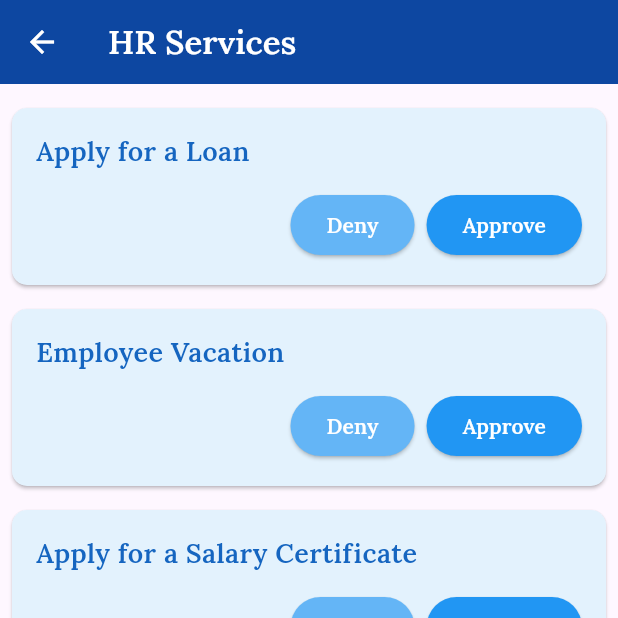
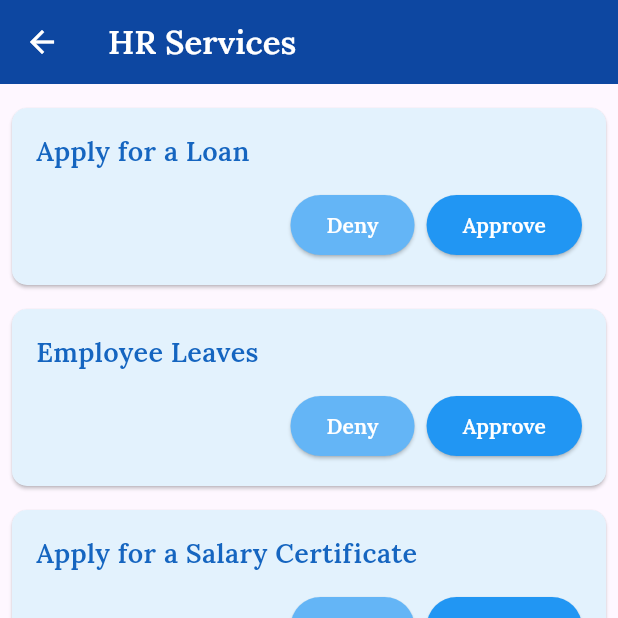
Before and after one commit to Eng-Batol/tasky, a Flutter app: the screen it shows after launch, after a tap on "Go to HR Page", on a phone screen of 412 x 824 dp, the top half of it. Run offline on Flutter 3.47's test engine with Material 3 defaults, Android fonts, the phone set to English and light mode, and no system bars; our stand-ins replace google_fonts.

Commit message:
change the employ vication to Employee leaves and add the manger page

```diff
--- a/lib/main.dart
+++ b/lib/main.dart
@@ -1,14 +1,22 @@
+// lib/main.dart
 import 'package:flutter/material.dart';
+import 'package:google_fonts/google_fonts.dart';
+import 'package:tasky/page/HRPage.dart';
+import 'package:tasky/page/ManagerPage.dart';
 
-import 'package:tasky/page/HRPage.dart'; // Ensure the correct import path
-import 'package:google_fonts/google_fonts.dart';
 
-void main() => runApp(MyApp());
+void main() {
+  runApp(MyApp());
+}
 
 class MyApp extends StatelessWidget {
   @override
   Widget build(BuildContext context) {
     return MaterialApp(
+      title: 'Tasky',
+      theme: ThemeData(
+        primarySwatch: Colors.blue,
+      ),
       home: HomePage(),
     );
   }
@@ -22,14 +30,31 @@ class HomePage extends StatelessWidget {
         title: Text('Home Page'),
       ),
       body: Center(
-        child: ElevatedButton(
+        child: Column(
+          mainAxisAlignment: MainAxisAlignment.center,
+          children: [
+            ElevatedButton(
               onPressed: () {
+                // Navigate to HR Page
                 Navigator.push(
                   context,
-              MaterialPageRoute(builder: (context) => HRPage()), // Updated to HRPage
+                  MaterialPageRoute(builder: (context) => HRPage()),
                 );
               },
               child: Text('Go to HR Page'),
+            ),
+            SizedBox(height: 16),
+            ElevatedButton(
+              onPressed: () {
+                // Navigate to Manager Page
+                Navigator.push(
+                  context,
+                  MaterialPageRoute(builder: (context) => ManagerPage()),
+                );
+              },
+              child: Text('Go to Manager Page'),
+            ),
+          ],
         ),
       ),
     );
--- a/lib/page/HRPage.dart
+++ b/lib/page/HRPage.dart
@@ -29,7 +29,7 @@ class HRPage extends StatelessWidget {
           child: Column( // Change from ListView to Column for scrollable cards
             children: [
               _buildHrCard('Apply for a Loan'),
-              _buildHrCard('Employee Vacation'),
+              _buildHrCard('Employee Leaves'),
               _buildHrCard('Apply for a Salary Certificate'),
               _buildHrCard('Apply for a Health Insurance Card'),
               _buildHrCard('Apply for an Employee ID'),
--- a/pubspec.yaml
+++ b/pubspec.yaml
@@ -11,6 +11,7 @@ dependencies:
     sdk: flutter
   path_provider: ^2.0.11
   google_fonts: ^6.2.1  # Downgrade to a stable version
+  go_router: ^5.0.0
 
 dev_dependencies:
   flutter_test:
```
Also changed, not shown: lib/page/ManagerPage.dart (added, +75 -0 lines), pubspec.lock. Lines whose indentation alone changed are shown as unchanged.
